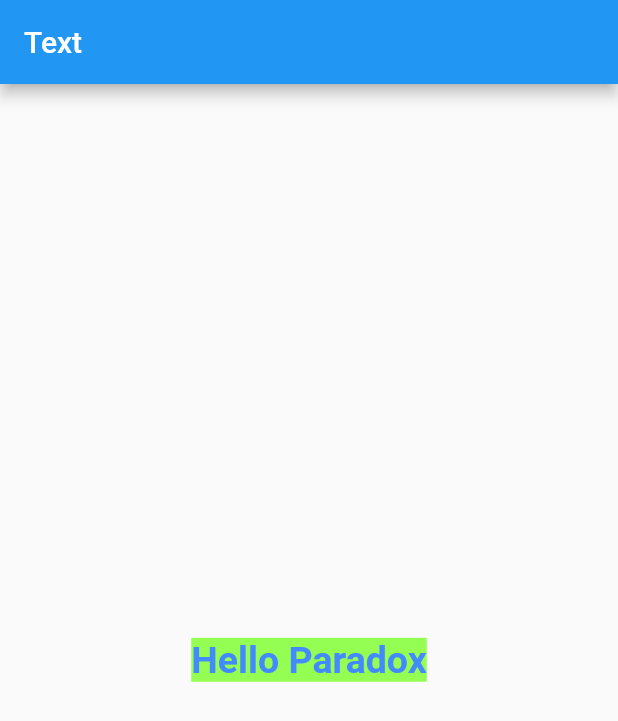
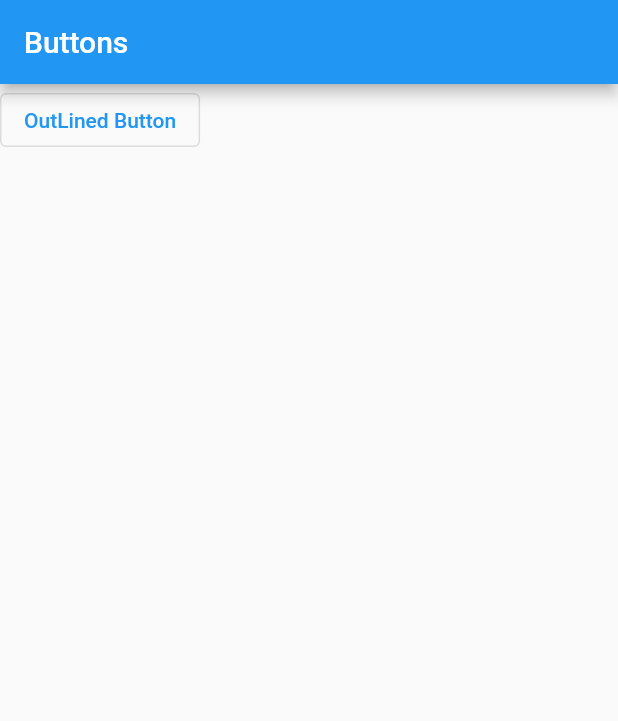
Before and after one commit to yasin9064/flutter_application_1, a Flutter app: the screen it shows after launch, on a phone screen of 412 x 824 dp. Shown: the top 721 px of the screen. Run offline on Flutter 3.47's test engine with Material 2 defaults, Android fonts, the phone set to English and light mode, and no system bars.

Commit message:
Learn about Buttons

```diff
--- a/lib/main.dart
+++ b/lib/main.dart
@@ -33,20 +33,40 @@ class _MyHomePageState extends State<MyHomePage> {
   @override
   Widget build(BuildContext context) {
     return Scaffold(
-      appBar: AppBar(
-        title: Text('Text'),
-      ),
+        appBar: AppBar(
+          title: Text('Buttons'),
+        ),
+        body:
+            // Center(
+            //   child: TextButton(
+            //     child: Text('Click Here!'),
+            //     onPressed: () {
+            //       print("I was clicked!");
+            //     }, // TODO: implement onClick event handler here...
+            //     onLongPress: () {
+            //       print("List Opened!");
+            //     },
+            //   ),
+            // ),
 
-      body: Center(child: Text('Hello Paradox',
-      style: TextStyle(
-        fontSize: 25,
-        color: Colors.blueAccent,
-        fontWeight: FontWeight.bold,
-        backgroundColor: Color.fromARGB(255, 148, 255, 82)
-         ),
+            //       Center(
+            //         child: ElevatedButton(
+            //     child: Text('Start!'),
+            //     onPressed: () {
+            //         print('Button Pressed!');
+            //     },
+            //     onLongPress: () {
+            //         print('You Lose.');
+            //     },
+            //   ),
+            //  )
+
+            OutlinedButton(
+          child: Text('OutLined Button'),
+          onPressed: () {
+            print('Outlined Pressed!');
+          },
         )
-      )
-
     );
   }
 }
```
